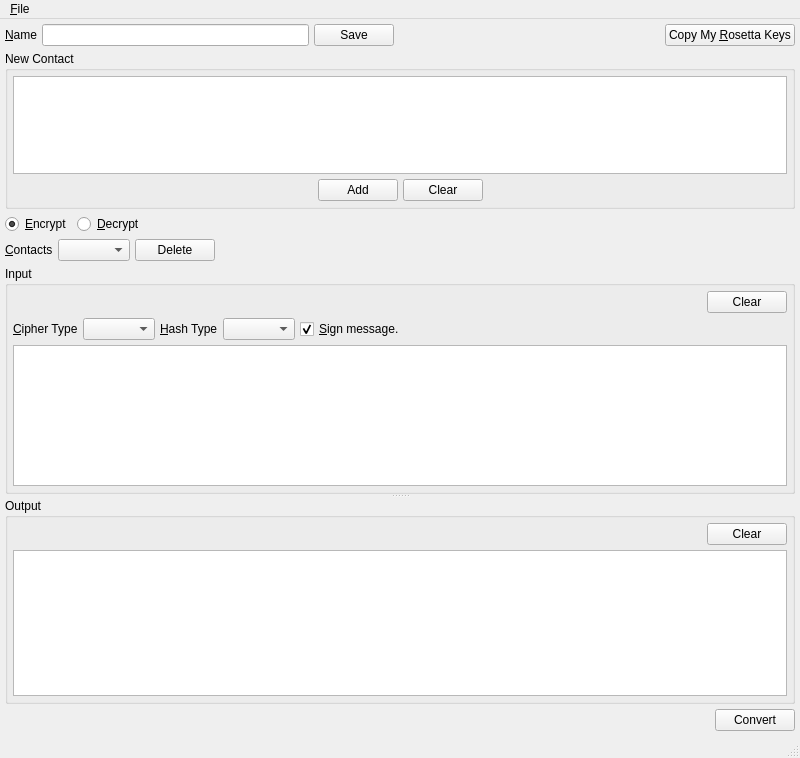
Qt form UI/rosetta.ui (xloem/spot-on-svn) before a commit.
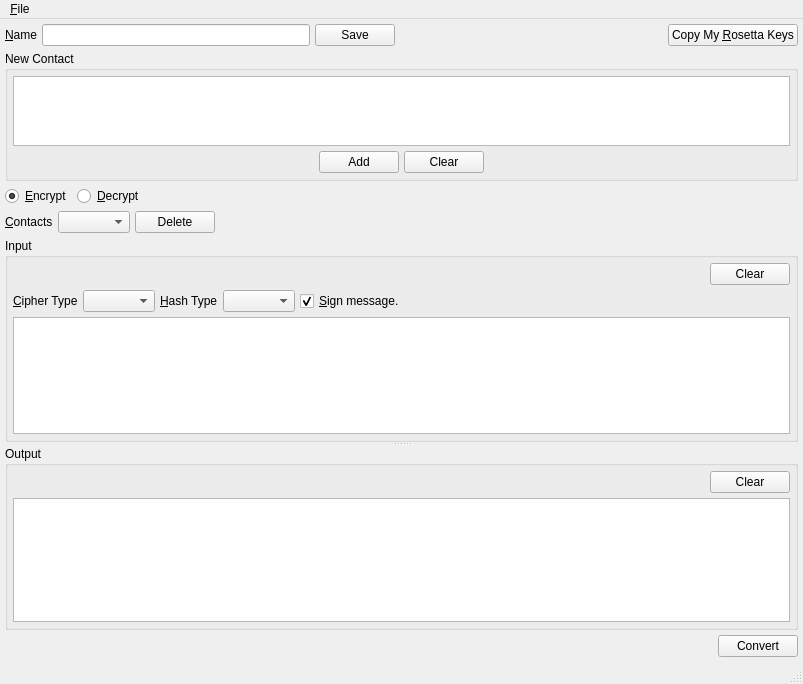
The same form after that commit. Icons and pictures are not drawn.

```diff
--- a/UI/rosetta.ui
+++ b/UI/rosetta.ui
@@ -6,8 +6,8 @@
    <rect>
     <x>0</x>
     <y>0</y>
-    <width>800</width>
-    <height>758</height>
+    <width>803</width>
+    <height>684</height>
    </rect>
   </property>
   <property name="windowTitle">
@@ -421,8 +421,8 @@
     <rect>
      <x>0</x>
      <y>0</y>
-     <width>800</width>
-     <height>27</height>
+     <width>803</width>
+     <height>22</height>
     </rect>
    </property>
    <widget class="QMenu" name="menu_File">
```
Left out of the diff: 4 changed lines with no effect on the pictures.
